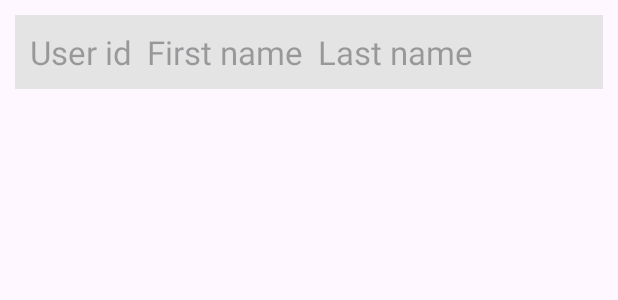
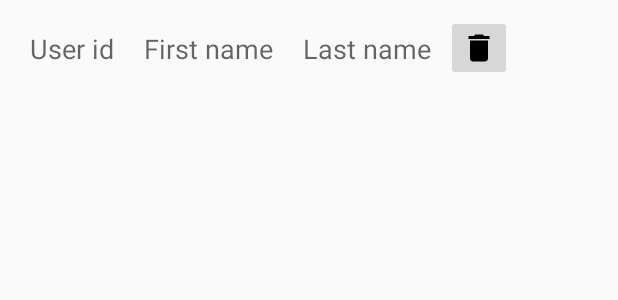
Before and after one commit to LatifulBariPappu/RoomDB, an Android app: the layout singleitem.xml on its own in the app's theme, with its tools: preview values and no code run, on a phone screen of 412 x 824 dp. Shown: the top 300 px of the screen. Run offline under Robolectric (Android 15) with nearby library versions, the phone set to English and light mode, and no system bars.

```diff
--- a/app/src/main/java/com/example/roomdb/MainActivity.java
+++ b/app/src/main/java/com/example/roomdb/MainActivity.java
@@ -36,7 +36,7 @@ public class MainActivity extends AppCompatActivity {
         fetchBtn.setOnClickListener(new View.OnClickListener() {
             @Override
             public void onClick(View v) {
-                startActivity(new Intent(MainActivity.this, FetchDataActivity.class));
+                startActivity(new Intent(getApplicationContext(), FetchDataActivity.class));
             }
         });
     }
--- a/app/src/main/java/com/example/roomdb/UserDao.java
+++ b/app/src/main/java/com/example/roomdb/UserDao.java
@@ -22,6 +22,6 @@ public interface UserDao {
     @Insert
     void insertAll(User... users);
 
-    @Delete
-    void delete(User user);
+    @Query("DELETE FROM User WHERE uid = :id")
+    void delete(int id);
 }
--- /dev/null
+++ b/app/src/main/res/drawable/baseline_delete_24.xml
@@ -0,0 +1,5 @@
+<vector xmlns:android="http://schemas.android.com/apk/res/android" android:height="24dp" android:tint="#000000" android:viewportHeight="24" android:viewportWidth="24" android:width="24dp">
+
+    <path android:fillColor="@android:color/white" android:pathData="M6,19c0,1.1 0.9,2 2,2h8c1.1,0 2,-0.9 2,-2V7H6v12zM19,4h-3.5l-1,-1h-5l-1,1H5v2h14V4z"/>
+
+</vector>
--- a/app/src/main/res/layout/singleitem.xml
+++ b/app/src/main/res/layout/singleitem.xml
@@ -2,30 +2,36 @@
 <androidx.appcompat.widget.LinearLayoutCompat xmlns:android="http://schemas.android.com/apk/res/android"
     android:layout_width="match_parent"
     android:layout_height="wrap_content"
-    android:padding="10dp"
     android:layout_margin="10dp"
-    android:background="#E4E4E4"
     android:orientation="horizontal">
     <TextView
         android:layout_width="wrap_content"
         android:layout_height="wrap_content"
         android:hint="@string/tv_user_id"
-        android:textSize="22sp"
+        android:padding="10dp"
+        android:textSize="18sp"
         android:id="@+id/tvuid"/>
 
     <TextView
         android:layout_width="wrap_content"
         android:layout_height="wrap_content"
-        android:textSize="22sp"
-        android:layout_marginLeft="10dp"
-        android:layout_marginRight="10dp"
+        android:padding="10dp"
+        android:textSize="18sp"
         android:hint="@string/Tvfirst_name"
         android:id="@+id/tvufname"/>
     <TextView
         android:layout_width="wrap_content"
         android:layout_height="wrap_content"
+        android:padding="10dp"
         android:hint="@string/Tvlastname"
-        android:textSize="22sp"
+        android:textSize="18sp"
         android:id="@+id/tvulname"/>
+    <ImageButton
+        android:layout_width="wrap_content"
+        android:layout_height="wrap_content"
+        android:id="@+id/delBtn"
+        android:padding="10dp"
+        android:src="@drawable/baseline_delete_24"/>
+
 
 </androidx.appcompat.widget.LinearLayoutCompat>
--- a/app/src/main/res/values-night/themes.xml
+++ b/app/src/main/res/values-night/themes.xml
@@ -1,6 +1,6 @@
 <resources xmlns:tools="http://schemas.android.com/tools">
     <!-- Base application theme. -->
-    <style name="Base.Theme.RoomDB" parent="Theme.Material3.DayNight.NoActionBar">
+    <style name="Base.Theme.RoomDB" parent="Theme.AppCompat.DayNight.NoActionBar">
         <!-- Customize your dark theme here. -->
         <!-- <item name="colorPrimary">@color/my_dark_primary</item> -->
     </style>
--- a/app/src/main/res/values/strings.xml
+++ b/app/src/main/res/values/strings.xml
@@ -8,4 +8,5 @@
     <string name="Tvlastname">Last name</string>
     <string name="Tvfirst_name">First name</string>
     <string name="tv_user_id">User id</string>
+    <string name="todo">TODO</string>
 </resources>
--- a/app/src/main/res/values/themes.xml
+++ b/app/src/main/res/values/themes.xml
@@ -1,6 +1,6 @@
 <resources xmlns:tools="http://schemas.android.com/tools">
     <!-- Base application theme. -->
-    <style name="Base.Theme.RoomDB" parent="Theme.Material3.DayNight.NoActionBar">
+    <style name="Base.Theme.RoomDB" parent="Theme.AppCompat.DayNight.NoActionBar">
         <!-- Customize your light theme here. -->
         <!-- <item name="colorPrimary">@color/my_light_primary</item> -->
     </style>
```
Also changed, not shown: app/src/main/java/com/example/roomdb/FetchDataActivity.java (+0 -10 lines), app/src/main/java/com/example/roomdb/UserAdapter.java (+22 -4 lines).
